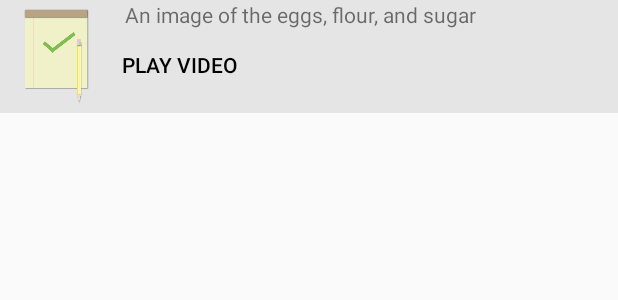
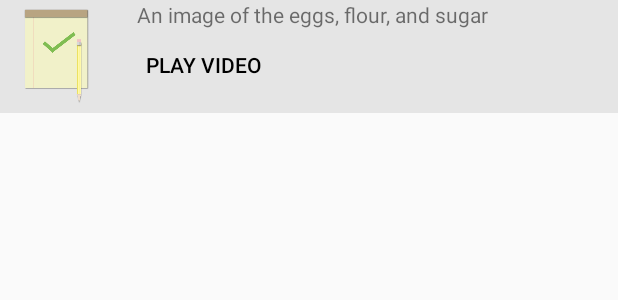
Before and after one commit to n3L50n/BakersCorner, an Android app: the layout step_detail_list_item.xml on its own in the app's theme, with its tools: preview values and no code run, on a phone screen of 412 x 824 dp. Shown: the top 300 px of the screen. Run offline under Robolectric (Android 15) with nearby library versions, the phone set to English and light mode, and no system bars.

Commit message:
Balance collapsing toolbar.

```diff
--- a/app/src/main/java/com/node_coyote/bakerscorner/recipes/RecipeDetailActivity.java
+++ b/app/src/main/java/com/node_coyote/bakerscorner/recipes/RecipeDetailActivity.java
@@ -9,6 +9,7 @@ import android.support.v7.widget.LinearLayoutManager;
 import android.support.v7.widget.RecyclerView;
 import android.support.v7.widget.Toolbar;
 import android.view.View;
+import android.view.Window;
 
 import com.node_coyote.bakerscorner.R;
 import com.node_coyote.bakerscorner.steps.StepsCursorAdapter;
@@ -29,6 +30,7 @@ public class RecipeDetailActivity extends AppCompatActivity {
         setSupportActionBar(toolbar);
 
         ButterKnife.bind(this);
+
 
         toolbar.setTitle("Ingredients");
         if (Build.VERSION.SDK_INT >= 21) {
--- a/app/src/main/java/com/node_coyote/bakerscorner/steps/StepsFragment.java
+++ b/app/src/main/java/com/node_coyote/bakerscorner/steps/StepsFragment.java
@@ -79,6 +79,10 @@ public class StepsFragment extends Fragment implements LoaderManager.LoaderCallb
         View stepsContainer = inflater.inflate(R.layout.content_recipe_detail, container, false);
 
         Bundle bundle = getActivity().getIntent().getExtras();
+
+        // TODO does this work?
+        onSaveInstanceState(bundle);
+
         if (bundle != null) {
             long rowId = bundle.getLong(ROW_ID_KEY);
             String recipeName = bundle.getString(RECIPE_NAME_KEY);
--- a/app/src/main/res/layout/step_detail_list_item.xml
+++ b/app/src/main/res/layout/step_detail_list_item.xml
@@ -6,6 +6,7 @@
     android:orientation="horizontal">
 
     <ImageView
+        android:contentDescription="@string/steps_image_content_description"
         android:paddingLeft="16dp"
         android:paddingRight="16dp"
         android:id="@+id/step_detail_list_item_image_view"
@@ -21,14 +22,16 @@
         android:orientation="vertical">
 
         <TextView
-            android:layout_marginLeft="8dp"
-            android:layout_marginRight="8dp"
+            android:layout_marginLeft="16dp"
+            android:layout_marginRight="16dp"
             android:id="@+id/step_detail_list_item_text_view"
             android:layout_width="wrap_content"
             android:layout_height="wrap_content"
             android:text="@string/ingredient_image_content_description" />
 
         <Button
+            android:layout_marginLeft="16dp"
+            android:layout_marginRight="16dp"
             android:id="@+id/step_detail_list_item_play_button"
             android:layout_width="wrap_content"
             android:layout_height="wrap_content"
--- a/app/src/main/res/values/dimens.xml
+++ b/app/src/main/res/values/dimens.xml
@@ -14,7 +14,8 @@
     <dimen name="no_connection_margin_right">64dp</dimen>
     <dimen name="fab_margin">16dp</dimen>
 
-    <dimen name="collapsing_toolbar_height">125dp</dimen>
+    <dimen name="collapsing_toolbar_height">350dp</dimen>
     <dimen name="collapsing_toolbar_expanded_title_margin_start">72dp</dimen>
+    <dimen name="app_bar_collapsing_start_height">425dp</dimen>
 
 </resources>
--- a/app/src/main/res/values/strings.xml
+++ b/app/src/main/res/values/strings.xml
@@ -4,6 +4,7 @@
     <string name="recipe_image_content_description">An image of the food item to be made in the recipe.</string>
     <string name="ingredient_image_content_description">An image of the eggs, flour, and sugar</string>
     <string name="steps_image_content_description">An image of a notepad with a checkmark and a pencil</string>
+    <string name="up_button_content_description">Navigate up</string>
     <string name="recipe_title_tool_text">Nutella</string>
     <string name="recipe_ingredients_button_text">Ingredients</string>
     <string name="recipe_steps_button_text">Let\'s Make it!</string>
```
Also changed, not shown: app/src/main/res/layout/activity_recipe_detail.xml (+4 -3 lines).
